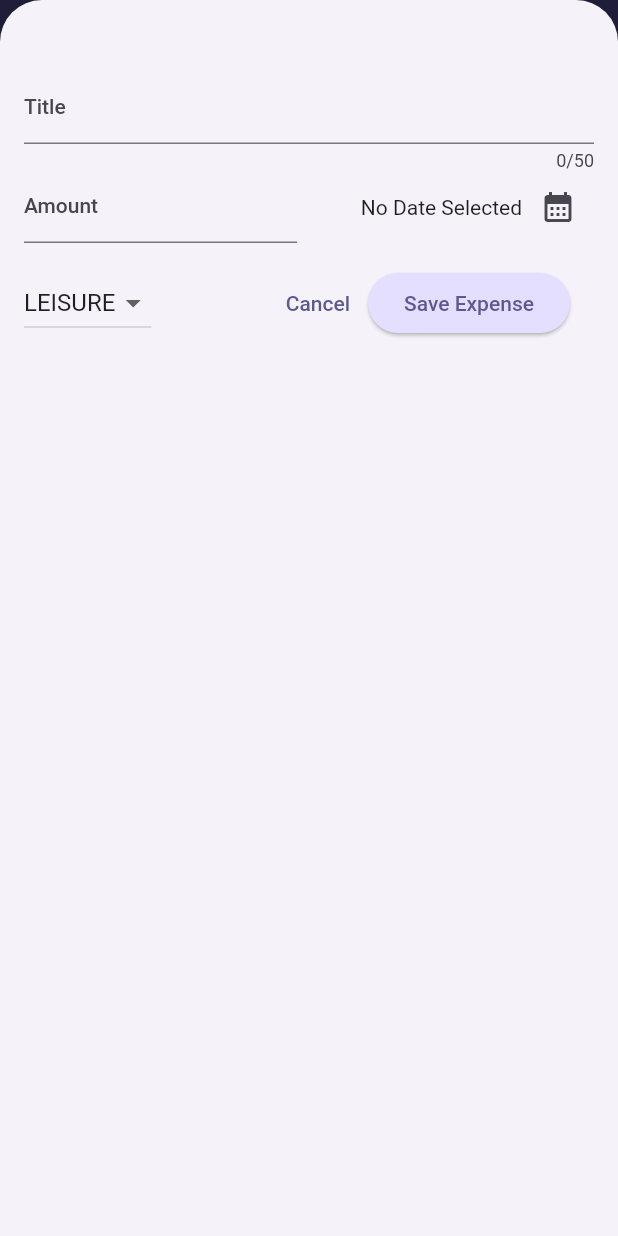
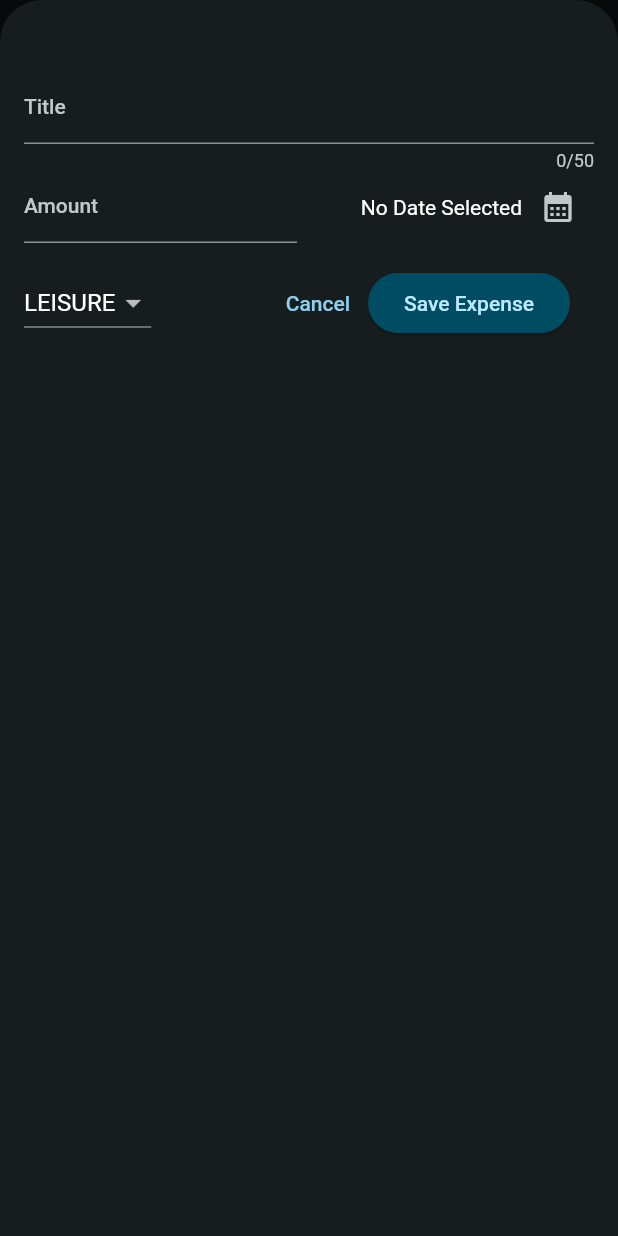
Before and after one commit to LuisDutra/expense_tracker, a Flutter app: the screen it shows after launch, after a tap on the "add" icon, on a phone screen of 412 x 824 dp. Run offline on Flutter 3.47's test engine with Material 2 defaults, Android fonts, the phone set to English and light mode, and no system bars.

Commit message:
add dark mode

```diff
--- a/lib/main.dart
+++ b/lib/main.dart
@@ -5,9 +5,31 @@ var kColorScheme = ColorScheme.fromSeed(
   seedColor: const Color.fromARGB(122, 36, 21, 123),
 );
 
+var kDarkColorScheme = ColorScheme.fromSeed(
+  brightness: Brightness.dark,
+  seedColor: const Color.fromARGB(255, 5, 99, 125),
+);
+
 void main() {
   runApp(
     MaterialApp(
+      darkTheme: ThemeData.dark().copyWith(
+        useMaterial3: true,
+        colorScheme: kDarkColorScheme,
+        cardTheme: const CardTheme().copyWith(
+          color: kDarkColorScheme.secondaryContainer,
+          margin: const EdgeInsets.symmetric(
+            horizontal: 16,
+            vertical: 8,
+          ),
+        ),
+        elevatedButtonTheme: ElevatedButtonThemeData(
+          style: ElevatedButton.styleFrom(
+            backgroundColor: kDarkColorScheme.primaryContainer,
+            foregroundColor: kDarkColorScheme.onPrimaryContainer,
+          ),
+        ),
+      ),
       theme: ThemeData().copyWith(
         useMaterial3: true,
         colorScheme: kColorScheme,
@@ -34,7 +56,9 @@ void main() {
                 color: kColorScheme.onSecondaryContainer,
                 fontSize: 16,
               ),
-              )),
+            ),
+      ),
+      themeMode: ThemeMode.dark,
       home: const Expenses(),
     ),
   );
```
Lines whose indentation alone changed are shown as unchanged.
